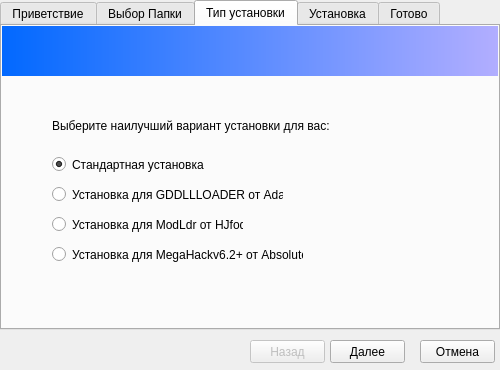
Qt form installer.ui (mye-creator/gdl-installer) before a commit.
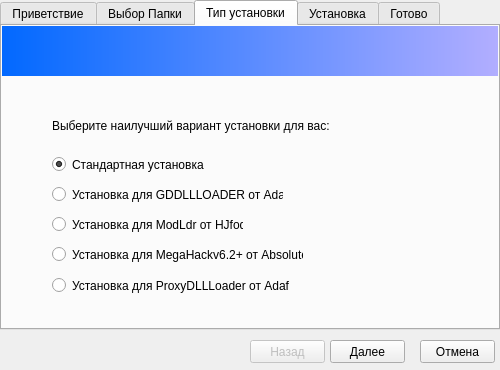
The same form after that commit. The open tabs and pages were chosen to show the change. Icons and pictures are not drawn.

Commit message: Added ProxyDLLLoader installation!

The edit to the form file:
```diff
--- a/installer.ui
+++ b/installer.ui
@@ -314,6 +314,22 @@
        <bool>true</bool>
       </property>
      </widget>
+     <widget class="QRadioButton" name="proxy">
+      <property name="geometry">
+       <rect>
+        <x>50</x>
+        <y>250</y>
+        <width>241</width>
+        <height>19</height>
+       </rect>
+      </property>
+      <property name="text">
+       <string>Установка для ProxyDLLLoader от Adaf</string>
+      </property>
+      <property name="checkable">
+       <bool>true</bool>
+      </property>
+     </widget>
     </widget>
     <widget class="QWidget" name="installTab">
      <property name="enabled">
```
Left out of the diff: 2 changed lines with no effect on the pictures. The commit also changes 1 other file.
